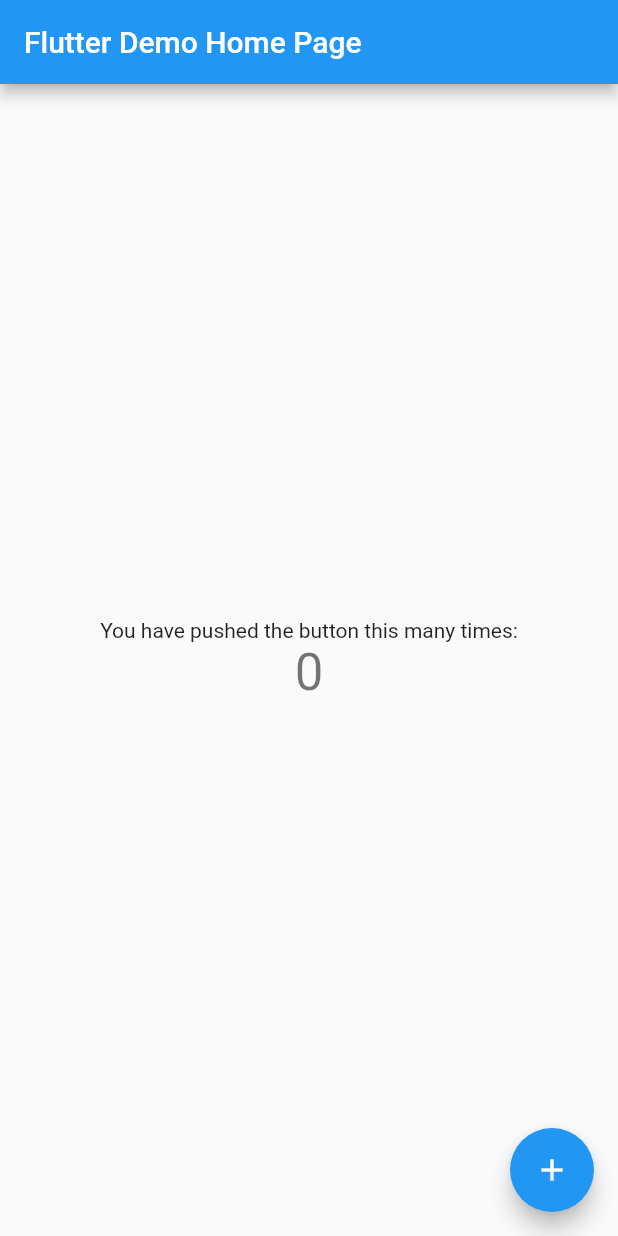
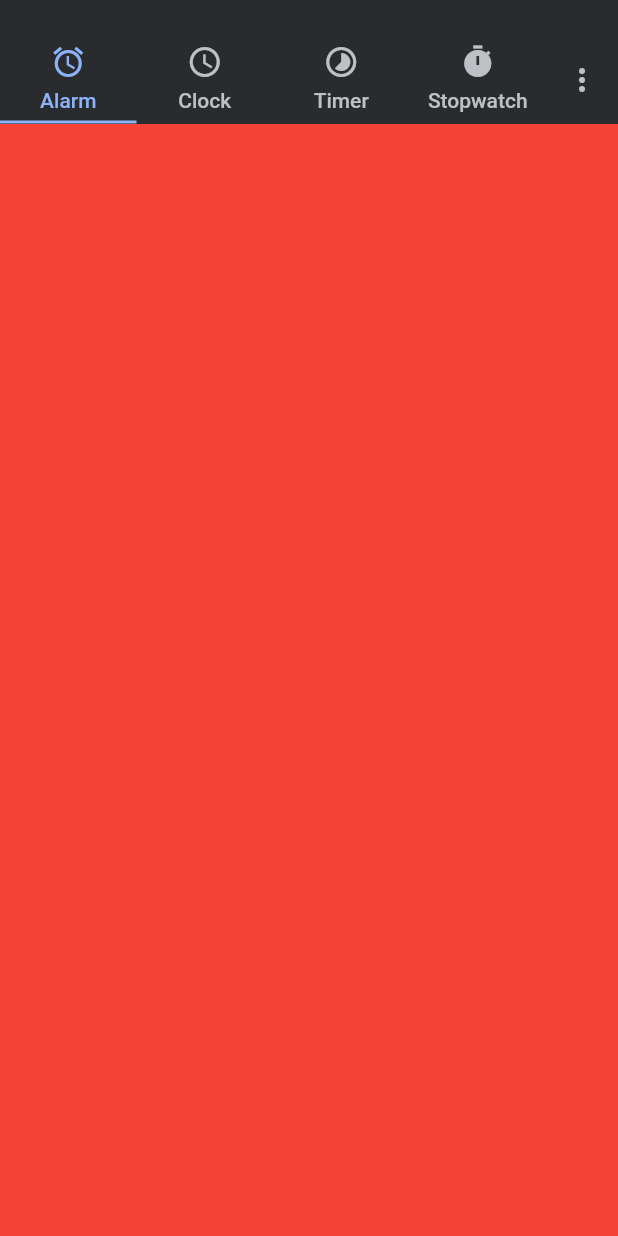
Before and after one commit to victorhmacfer/flutter_clock_clone, a Flutter app: the screen it shows after launch, on a phone screen of 412 x 824 dp. Run offline on Flutter 3.47's test engine with Material 2 defaults, Android fonts, the phone set to English and light mode, and no system bars.

Commit message:
implement tabs with swipe views  +  define some app colors

```diff
--- /dev/null
+++ b/lib/home.dart
@@ -0,0 +1,149 @@
+import 'package:flutter/material.dart';
+import 'package:flutter_clock_clone/utils/colors.dart';
+
+class MyHome extends StatelessWidget {
+  @override
+  Widget build(BuildContext context) {
+
+    var media = MediaQuery.of(context).size;
+
+    return DefaultTabController(
+      length: 4,
+      child: Scaffold(
+        backgroundColor: appBackgroundBlack,
+        appBar: ColoredTabBar(
+          color: appTabBarGray,
+          height: media.height * 0.10,
+          tabBar: TabBar(
+            labelPadding: EdgeInsets.symmetric(horizontal: 0),  // overriding the default padding for tab labels
+            indicatorColor: appBlue,
+            labelColor: appBlue,
+            unselectedLabelColor: appIconGray,
+            tabs: <Widget>[
+              TabBarItem.alarm(),
+              TabBarItem.clock(),
+              TabBarItem.timer(),
+              TabBarItem.stopwatch(),
+            ],
+          ),
+        ),
+        body: TabBarView(
+          children: <Widget>[
+            AlarmPage(),
+            ClockPage(),
+            TimerPage(),
+            StopwatchPage(),
+
+          ],
+        ),
+      )
+    );
+  }
+}
+
+class ColoredTabBar extends Container implements PreferredSizeWidget {
+
+  final Color color;
+  final TabBar tabBar;
+  final double height;
+
+  ColoredTabBar({this.color, this.height, this.tabBar});
+
+  @override
+  Size get preferredSize => Size(tabBar.preferredSize.width, height);
+  // Size get preferredSize => tabBar.preferredSize;
+
+  @override
+  Widget build(BuildContext context) {
+    return Container(
+      padding: EdgeInsets.only(top: 24),
+      color: color,
+      child: Row(
+        children: <Widget>[
+          Flexible(child: tabBar),
+          IconButton(
+            icon: Icon(Icons.more_vert, color: appIconGray,),
+            onPressed: () {
+              print('clickei no overflow menu da tabBar');
+            },
+          )
+        ],
+      ),
+    );
+  }
+}
+
+//TODO: strings not internationalized
+//TODO: change timer icon to correct one.. an hourglass
+class TabBarItem extends StatelessWidget {
+  final Icon icon;
+  final String text;
+
+  TabBarItem(this.icon, this.text);
+
+  factory TabBarItem.alarm() => TabBarItem(Icon(Icons.alarm), 'Alarm');
+
+  factory TabBarItem.clock() => TabBarItem(Icon(Icons.query_builder), 'Clock');
+
+  factory TabBarItem.timer() => TabBarItem(Icon(Icons.timelapse), 'Timer');
+
+  factory TabBarItem.stopwatch() => TabBarItem(Icon(Icons.timer), 'Stopwatch');
+
+  @override
+  Widget build(BuildContext context) {
+    return Container(
+      constraints: BoxConstraints.expand(),
+      child: Column(
+        mainAxisAlignment: MainAxisAlignment.spaceEvenly,
+        children: <Widget>[
+          icon,
+          Text(text),
+        ],
+      ),
+    );
+  }
+}
+
+
+class AlarmPage extends StatelessWidget {
+  @override
+  Widget build(BuildContext context) {
+    return Container(
+      constraints: BoxConstraints.expand(),
+      color: Colors.red,
+    );
+  }
+}
+
+
+class ClockPage extends StatelessWidget {
+  @override
+  Widget build(BuildContext context) {
+    return Container(
+      constraints: BoxConstraints.expand(),
+      color: Colors.green,
+    );
+  }
+}
+
+
+class TimerPage extends StatelessWidget {
+  @override
+  Widget build(BuildContext context) {
+    return Container(
+      constraints: BoxConstraints.expand(),
+      color: Colors.blue,
+    );
+  }
+}
+
+
+class StopwatchPage extends StatelessWidget {
+  @override
+  Widget build(BuildContext context) {
+    return Container(
+      constraints: BoxConstraints.expand(),
+      color: Colors.yellow,
+    );
+  }
+}
--- a/lib/main.dart
+++ b/lib/main.dart
@@ -1,111 +1,26 @@
 import 'package:flutter/material.dart';
+import 'package:flutter/services.dart';
+
+import 'package:flutter_clock_clone/home.dart';
 
 void main() => runApp(MyApp());
 
 class MyApp extends StatelessWidget {
-  // This widget is the root of your application.
   @override
   Widget build(BuildContext context) {
+
+    SystemChrome.setSystemUIOverlayStyle(SystemUiOverlayStyle(
+      // statusBarColor: appTabBarGray,
+      statusBarColor: Color.fromARGB(0, 230, 15, 45),
+    ));
+
+
     return MaterialApp(
       title: 'Flutter Demo',
       theme: ThemeData(
-        // This is the theme of your application.
-        //
-        // Try running your application with "flutter run". You'll see the
-        // application has a blue toolbar. Then, without quitting the app, try
-        // changing the primarySwatch below to Colors.green and then invoke
-        // "hot reload" (press "r" in the console where you ran "flutter run",
-        // or simply save your changes to "hot reload" in a Flutter IDE).
-        // Notice that the counter didn't reset back to zero; the application
-        // is not restarted.
         primarySwatch: Colors.blue,
       ),
-      home: MyHomePage(title: 'Flutter Demo Home Page'),
+      home: MyHome(),
     );
   }
 }
-
-class MyHomePage extends StatefulWidget {
-  MyHomePage({Key key, this.title}) : super(key: key);
-
-  // This widget is the home page of your application. It is stateful, meaning
-  // that it has a State object (defined below) that contains fields that affect
-  // how it looks.
-
-  // This class is the configuration for the state. It holds the values (in this
-  // case the title) provided by the parent (in this case the App widget) and
-  // used by the build method of the State. Fields in a Widget subclass are
-  // always marked "final".
-
-  final String title;
-
-  @override
-  _MyHomePageState createState() => _MyHomePageState();
-}
-
-class _MyHomePageState extends State<MyHomePage> {
-  int _counter = 0;
-
-  void _incrementCounter() {
-    setState(() {
-      // This call to setState tells the Flutter framework that something has
-      // changed in this State, which causes it to rerun the build method below
-      // so that the display can reflect the updated values. If we changed
-      // _counter without calling setState(), then the build method would not be
-      // called again, and so nothing would appear to happen.
-      _counter++;
-    });
-  }
-
-  @override
-  Widget build(BuildContext context) {
-    // This method is rerun every time setState is called, for instance as done
-    // by the _incrementCounter method above.
-    //
-    // The Flutter framework has been optimized to make rerunning build methods
-    // fast, so that you can just rebuild anything that needs updating rather
-    // than having to individually change instances of widgets.
-    return Scaffold(
-      appBar: AppBar(
-        // Here we take the value from the MyHomePage object that was created by
-        // the App.build method, and use it to set our appbar title.
-        title: Text(widget.title),
-      ),
-      body: Center(
-        // Center is a layout widget. It takes a single child and positions it
-        // in the middle of the parent.
-        child: Column(
-          // Column is also a layout widget. It takes a list of children and
-          // arranges them vertically. By default, it sizes itself to fit its
-          // children horizontally, and tries to be as tall as its parent.
-          //
-          // Invoke "debug painting" (press "p" in the console, choose the
-          // "Toggle Debug Paint" action from the Flutter Inspector in Android
-          // Studio, or the "Toggle Debug Paint" command in Visual Studio Code)
-          // to see the wireframe for each widget.
-          //
-          // Column has various properties to control how it sizes itself and
-          // how it positions its children. Here we use mainAxisAlignment to
-          // center the children vertically; the main axis here is the vertical
-          // axis because Columns are vertical (the cross axis would be
-          // horizontal).
-          mainAxisAlignment: MainAxisAlignment.center,
-          children: <Widget>[
-            Text(
-              'You have pushed the button this many times:',
-            ),
-            Text(
-              '$_counter',
-              style: Theme.of(context).textTheme.display1,
-            ),
-          ],
-        ),
-      ),
-      floatingActionButton: FloatingActionButton(
-        onPressed: _incrementCounter,
-        tooltip: 'Increment',
-        child: Icon(Icons.add),
-      ), // This trailing comma makes auto-formatting nicer for build methods.
-    );
-  }
-}
--- /dev/null
+++ b/lib/utils/colors.dart
@@ -0,0 +1,18 @@
+import 'package:flutter/material.dart';
+
+
+const appTabBarGray = Color.fromARGB(255, 42, 43, 47);
+
+const appIconGray = Color.fromARGB(255, 189, 192, 197);
+
+const appBackgroundBlack = Color.fromARGB(255, 42, 43, 47);
+
+const appBlue = Color.fromARGB(255, 139, 179, 249);
+
+const appDividerGray = Color.fromARGB(255, 53, 54, 58);
+
+const appWhite = Colors.white;
+
+const appAlarmNumberGray = Color.fromARGB(255, 134, 139, 145);
+
+const appAlarmSubtitleGray = Color.fromARGB(255, 121, 126, 132);
```
